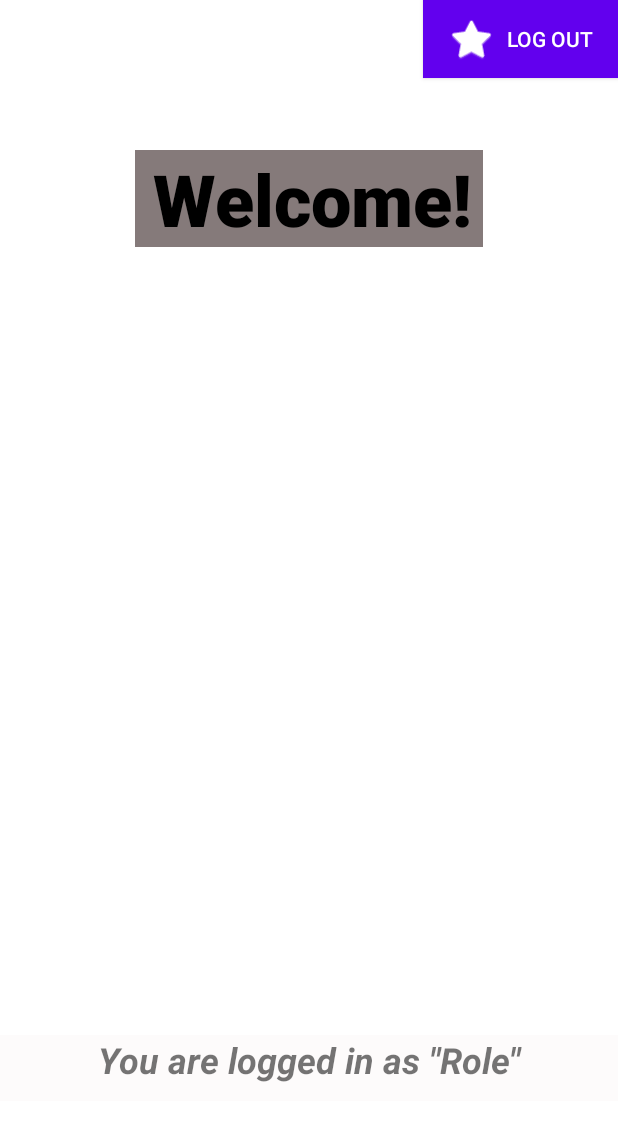
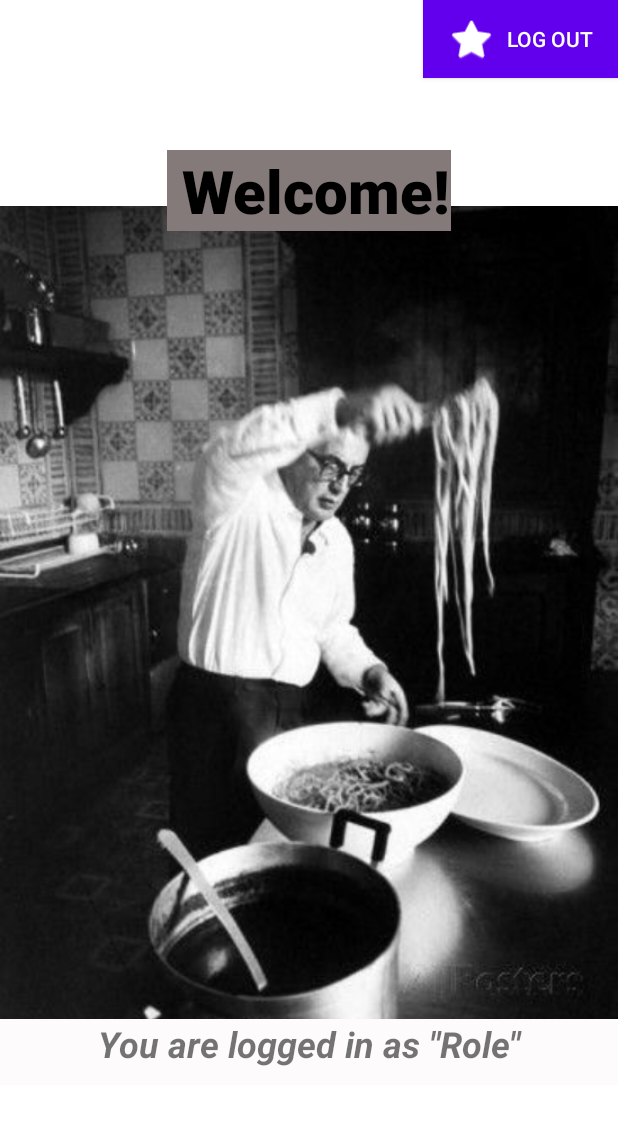
Before and after one commit to Tom-Latimer/Mealer, an Android app: the Home screen opened directly, with no data from a screen before it, on a phone screen of 412 x 824 dp. Shown: the top 1121 px of the screen. Run offline under Robolectric (Android 15) with nearby library versions, the phone set to English and light mode, and no system bars.

Commit message:
tweaked ui for home page

```diff
--- a/app/src/main/res/layout/activity_home.xml
+++ b/app/src/main/res/layout/activity_home.xml
@@ -5,16 +5,16 @@
     android:layout_width="match_parent"
     android:layout_height="match_parent"
     tools:context=".Home">
+
     <ImageView
         android:id="@+id/imageView"
-        android:layout_width="691dp"
-        android:layout_height="691dp"
-        android:layout_marginTop="52dp"
-        android:layout_marginEnd="-100dp"
-        android:visibility="visible"
+        android:layout_width="0dp"
+        android:layout_height="0dp"
+        app:layout_constraintBottom_toBottomOf="parent"
         app:layout_constraintEnd_toEndOf="parent"
+        app:layout_constraintStart_toStartOf="parent"
         app:layout_constraintTop_toTopOf="parent"
-        tools:srcCompat="@drawable/a99b323bfcfc25084e87cd29f6575533" />
+        android:src="@drawable/a99b323bfcfc25084e87cd29f6575533"/>
 
     <Button
         android:id="@+id/logOut"
@@ -22,15 +22,17 @@
         android:layout_width="wrap_content"
         android:layout_height="wrap_content"
         android:background="#283267"
+        android:onClick="btnLogOutClick"
         android:text="Log Out"
         app:icon="@android:drawable/btn_star"
         app:layout_constraintEnd_toEndOf="parent"
         app:layout_constraintTop_toTopOf="parent" />
 
     <LinearLayout
+        android:id="@+id/linearLayout4"
         android:layout_width="match_parent"
         android:layout_height="match_parent"
-        android:layout_marginTop="100dp"
+        android:gravity="center"
         android:orientation="vertical"
         app:layout_constraintBottom_toBottomOf="parent"
         app:layout_constraintEnd_toEndOf="parent"
@@ -39,7 +41,7 @@
         app:layout_constraintTop_toTopOf="parent">
 
         <TextView
-            android:layout_width="match_parent"
+            android:layout_width="wrap_content"
             android:layout_height="wrap_content"
             android:layout_marginStart="90dp"
             android:layout_marginEnd="90dp"
@@ -47,7 +49,7 @@
             android:fontFamily="sans-serif-black"
             android:text=" Welcome!"
             android:textColor="@color/black"
-            android:textSize="48sp" />
+            android:textSize="40sp" />
 
         <Space
             android:layout_width="match_parent"
```
